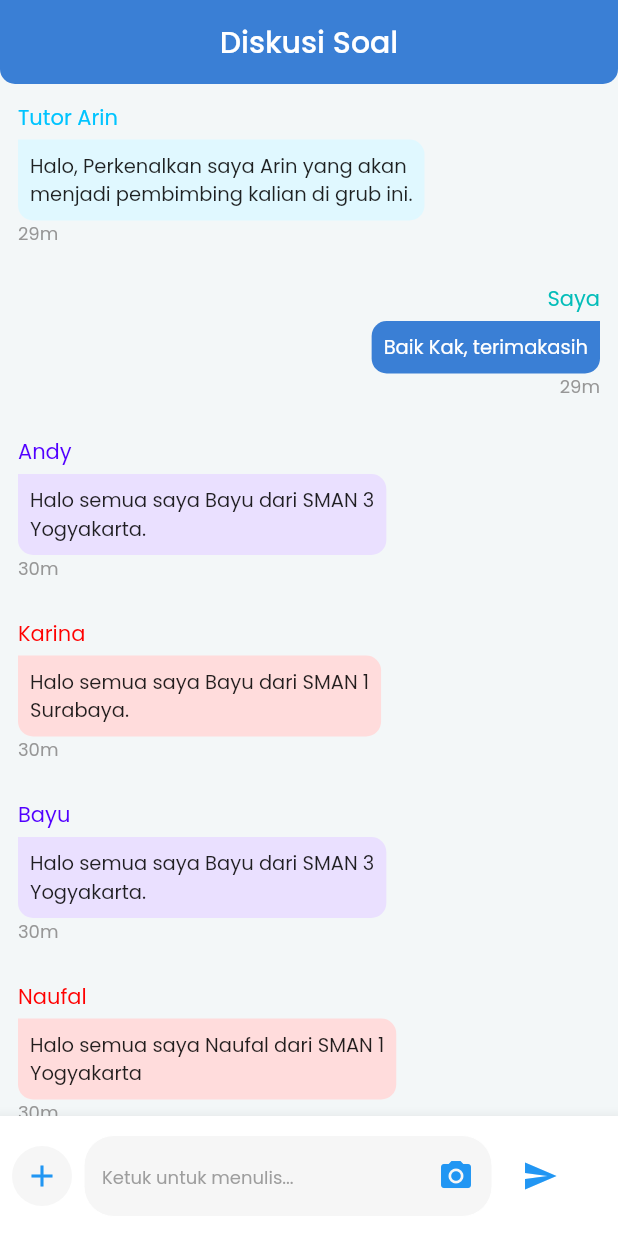
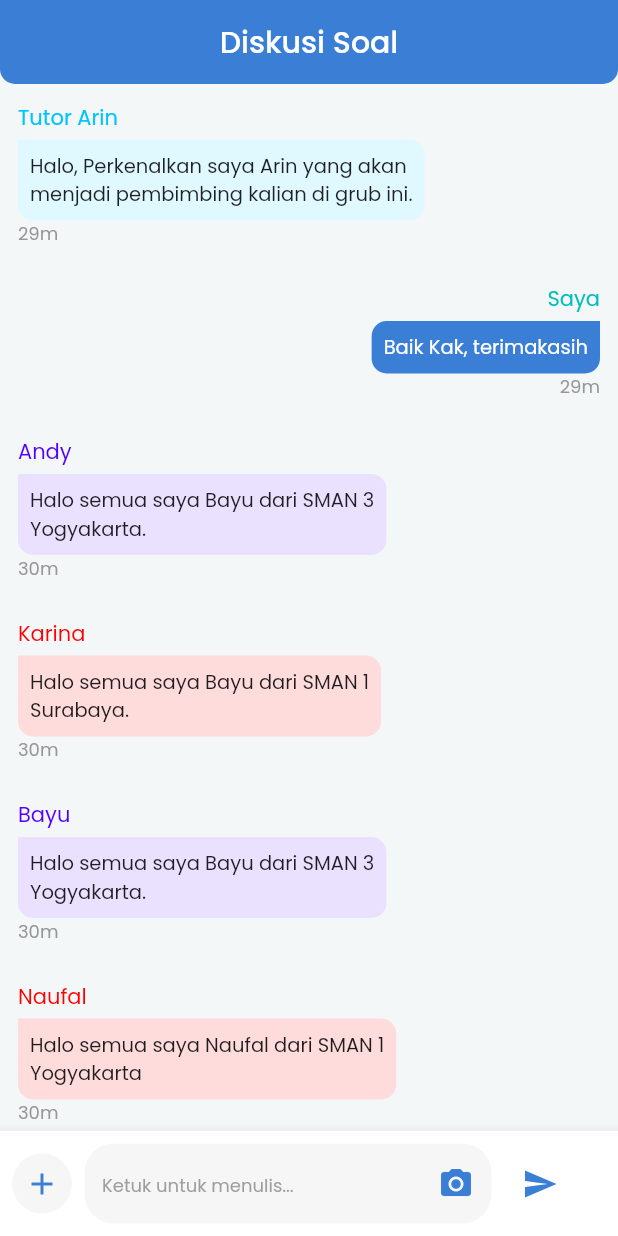
Before and after one commit to AhmadNaufal2525/final-project-edspert.id, a Flutter app: the DiskusiScreen screen opened by its route, on a phone screen of 412 x 824 dp. Run offline on Flutter 3.47's test engine with Material 2 defaults, Android fonts, the phone set to English and light mode, and no system bars; our stand-ins replace flutter_bloc, google_fonts.

Commit message:
update feat: diskusi

```diff
--- a/lib/presentation/screen/diskusi/diskusi_screen.dart
+++ b/lib/presentation/screen/diskusi/diskusi_screen.dart
@@ -13,6 +13,7 @@ class DiskusiScreen extends StatefulWidget {
 class _DiskusiScreenState extends State<DiskusiScreen> {
   @override
   Widget build(BuildContext context) {
+    final mediaQueryData = MediaQuery.of(context);
     return Scaffold(
       appBar: AppBar(
         shape: const RoundedRectangleBorder(
@@ -24,7 +25,8 @@ class _DiskusiScreenState extends State<DiskusiScreen> {
         backgroundColor: AppColors.primaryColor,
         title: Text(
           'Diskusi Soal',
-          style: TextStyle(color: AppColors.whiteColor, fontWeight: FontWeight.w500),
+          style: TextStyle(
+              color: AppColors.whiteColor, fontWeight: FontWeight.w500),
         ),
         automaticallyImplyLeading: false,
         elevation: 0,
@@ -78,9 +80,12 @@ class _DiskusiScreenState extends State<DiskusiScreen> {
           ],
         ),
       ),
-      bottomNavigationBar: BottomAppBar(
-        child: SizedBox(
-          height: 80,
+      bottomNavigationBar: Transform.translate(
+        offset: Offset(
+          0.0,
+          -1 * mediaQueryData.viewInsets.bottom,
+        ),
+        child: BottomAppBar(
           child: Padding(
             padding: const EdgeInsets.all(8.0),
             child: Row(
@@ -96,9 +101,9 @@ class _DiskusiScreenState extends State<DiskusiScreen> {
                   ),
                   child: IconButton(
                     onPressed: () {},
-                    icon: const Icon(
+                    icon: Icon(
                       Icons.add,
-                      color: Colors.blue,
+                      color: AppColors.primaryColor,
                     ),
                   ),
                 ),
@@ -130,9 +135,9 @@ class _DiskusiScreenState extends State<DiskusiScreen> {
                       fillColor: const Color(0xffF6F6F6),
                       filled: true,
                       suffixIcon: IconButton(
-                        icon: const Icon(
+                        icon: Icon(
                           Icons.camera_alt,
-                          color: Colors.blue,
+                          color: AppColors.primaryColor,
                         ),
                         onPressed: () {},
                       ),
@@ -144,9 +149,9 @@ class _DiskusiScreenState extends State<DiskusiScreen> {
                 ),
                 IconButton(
                   onPressed: () {},
-                  icon: const Icon(
+                  icon: Icon(
                     Icons.send,
-                    color: Colors.blue,
+                    color: AppColors.primaryColor,
                   ),
                 ),
               ],
```
